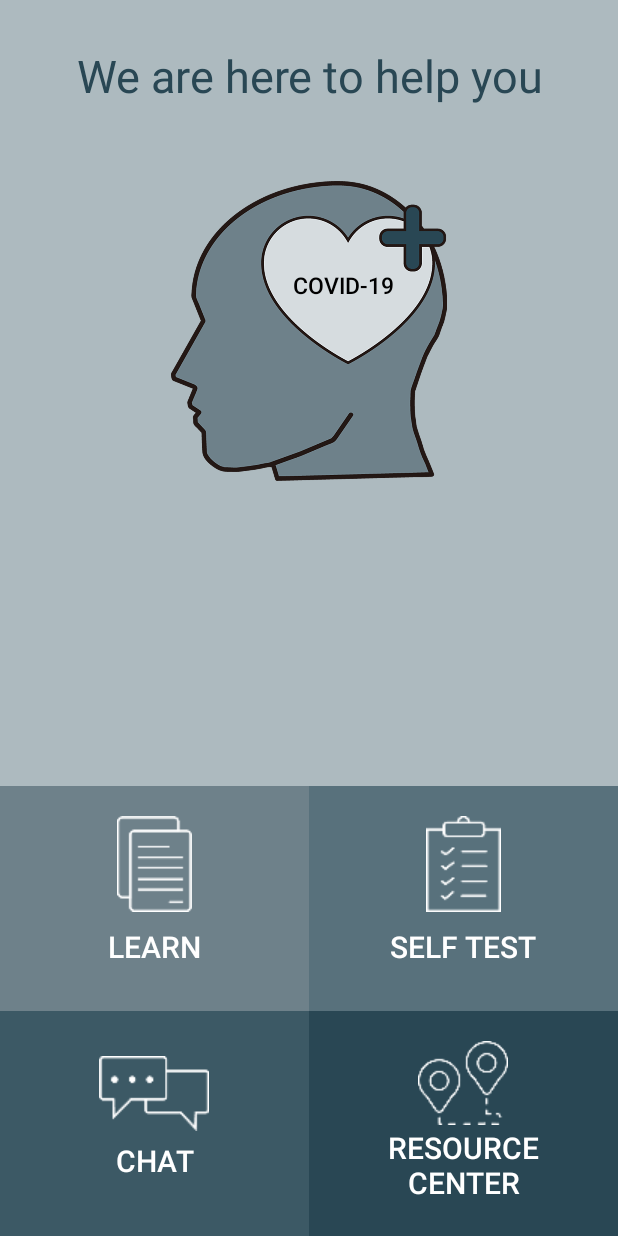
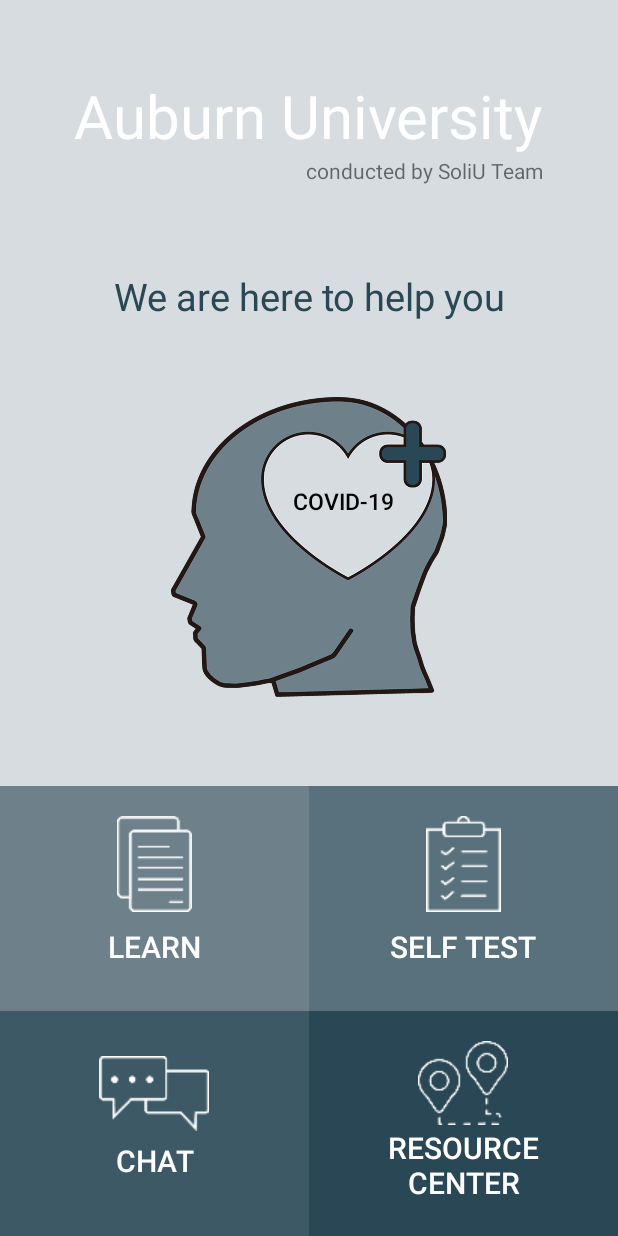
Before and after one commit to jphong1111/Mental_Health_Care, an Android app: the screen it shows after launch (MainActivity), on a phone screen of 412 x 824 dp. Run offline under Robolectric (Android 15) with nearby library versions, the phone set to English and light mode, and no system bars.

Commit message:
Design Change #1

```diff
--- a/app/src/main/res/layout/activity_main.xml
+++ b/app/src/main/res/layout/activity_main.xml
@@ -4,18 +4,36 @@
     xmlns:tools="http://schemas.android.com/tools"
     android:layout_width="match_parent"
     android:layout_height="match_parent"
-    android:background="#adbabf">
+    android:background="#d6dcdf">
 
+    <TextView
+        android:id="@+id/text_main"
+        android:layout_width="wrap_content"
+        android:layout_height="wrap_content"
+        android:layout_centerHorizontal="true"
+        android:layout_marginTop="50dp"
+        android:text="Auburn University"
+        android:textColor="#FFFFFF"
+        android:textSize="40sp" />
+
+    <TextView
+        android:layout_width="wrap_content"
+        android:layout_height="wrap_content"
+        android:layout_below="@id/text_main"
+        android:text="conducted by SoliU Team"
+        android:layout_alignParentRight="true"
+        android:layout_marginRight="50dp"
+/>
     <TextView
         android:id="@+id/text1"
         android:layout_width="wrap_content"
         android:layout_height="wrap_content"
         android:layout_centerHorizontal="true"
-        android:layout_marginTop="30dp"
+        android:layout_marginTop="180dp"
         android:gravity="center_horizontal"
+        android:text="We are here to help you"
         android:textColor="#294754"
-        android:textSize="30sp"
-        android:text="We are here to help you" />
+        android:textSize="25sp" />
 
     <ImageView
         android:layout_width="200dp"
@@ -30,11 +48,11 @@
         android:layout_width="77dp"
         android:layout_height="wrap_content"
         android:layout_below="@id/text1"
+        android:layout_marginLeft="190dp"
+        android:layout_marginTop="95dp"
         android:background="?android:attr/selectableItemBackground"
         android:text="COVID-19"
         android:textColor="#000000"
-        android:layout_marginTop="95dp"
-        android:layout_marginLeft="190dp"
 
         android:textSize="15sp" />
 
--- a/app/src/main/res/layout/menu1_1.xml
+++ b/app/src/main/res/layout/menu1_1.xml
@@ -3,7 +3,7 @@
     android:layout_width="match_parent"
     android:layout_height="match_parent"
     android:padding="16dp"
-    android:background="#adbabf"
+    android:background="#d6dcdf"
 
     >
 
--- a/app/src/main/res/layout/menu2.xml
+++ b/app/src/main/res/layout/menu2.xml
@@ -3,7 +3,7 @@
     android:orientation="vertical"
     android:layout_width="match_parent"
     android:layout_height="match_parent"
-    android:background="#adbabf"
+    android:background="#d6dcdf"
 
     >
 
--- a/app/src/main/res/layout/menu2_1.xml
+++ b/app/src/main/res/layout/menu2_1.xml
@@ -4,7 +4,7 @@
     android:layout_width="match_parent"
     android:layout_height="match_parent"
     android:padding="16dp"
-    android:background="#adbabf">
+    android:background="#d6dcdf">
 <TextView
     android:id="@+id/text_view_question_count"
     android:layout_width="wrap_content"
--- a/app/src/main/res/layout/menu2_2.xml
+++ b/app/src/main/res/layout/menu2_2.xml
@@ -2,7 +2,7 @@
 <RelativeLayout xmlns:android="http://schemas.android.com/apk/res/android"
     android:layout_width="match_parent"
     android:layout_height="match_parent"
-    android:background="#adbabf"
+    android:background="#d6dcdf"
     android:padding="16dp"
     >
 
--- a/app/src/main/res/layout/menu3.xml
+++ b/app/src/main/res/layout/menu3.xml
@@ -2,7 +2,10 @@
 <LinearLayout xmlns:android="http://schemas.android.com/apk/res/android"
     android:orientation="vertical" android:layout_width="match_parent"
     android:layout_height="match_parent"
-    android:weightSum="10">
+    android:weightSum="10"
+    android:background="#d6dcdf"
+
+    >
 
 
     <LinearLayout
```
Also changed, not shown: app/src/main/res/layout/menu1.xml (+12 -12 lines).
